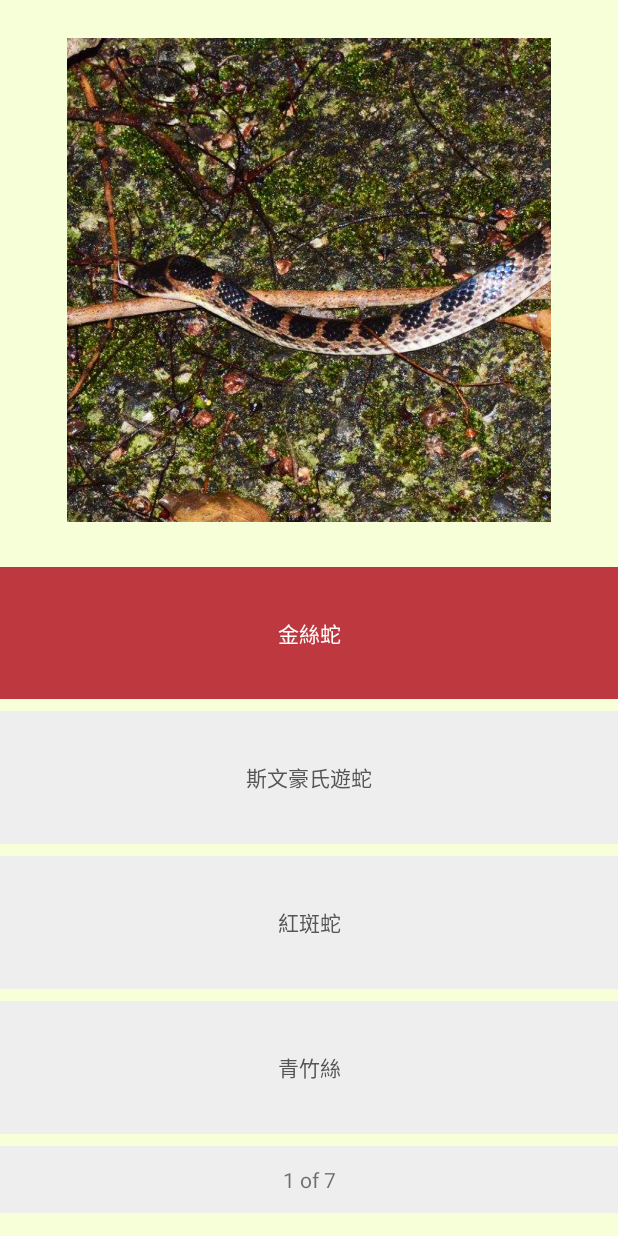
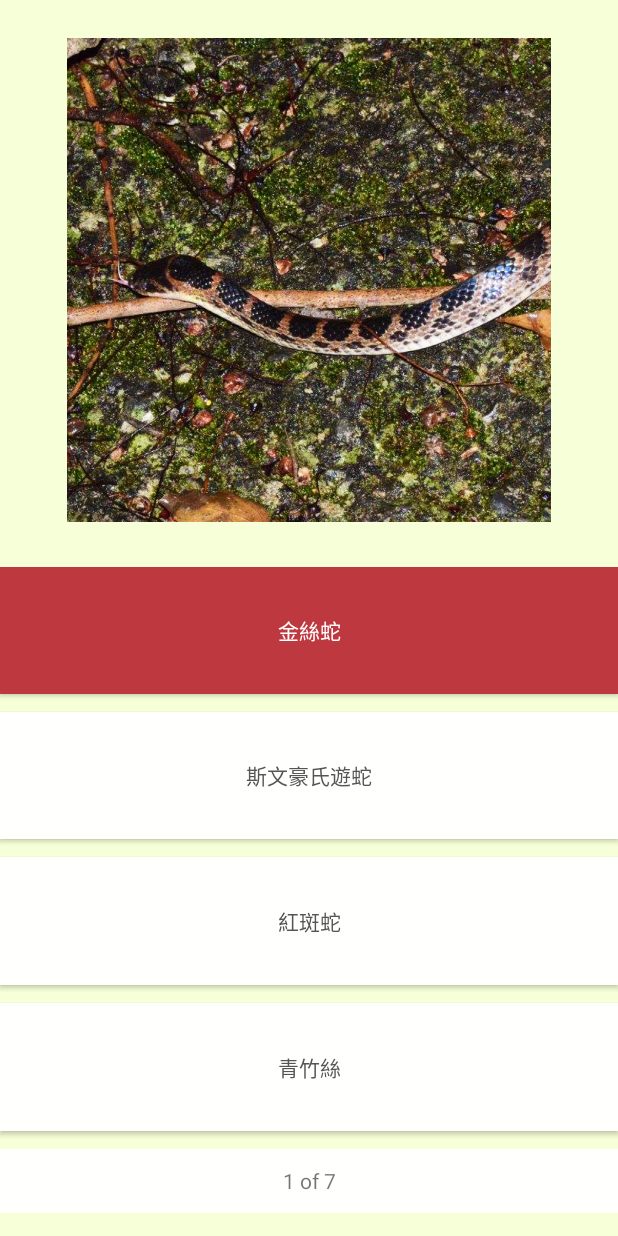
Before and after one commit to k801030/IntroToForest, an Android app: the GameActivity screen opened directly, with no data from a screen before it, after a tap on "金絲蛇", on a phone screen of 412 x 824 dp. Run offline under Robolectric (Android 15) with nearby library versions, the phone set to English and light mode, and no system bars; libraries missing offline, so code that uses them is left out: com.daimajia.androidanimations; 8 statements that could not run were skipped.

Commit message:
design for option view 2

```diff
--- a/app/src/main/java/project/com/introtoforest/view/OptionView.java
+++ b/app/src/main/java/project/com/introtoforest/view/OptionView.java
@@ -10,6 +10,7 @@ import android.view.Gravity;
 import android.view.MotionEvent;
 import android.view.View;
 import android.view.ViewGroup;
+import android.widget.Button;
 import android.widget.LinearLayout;
 import android.widget.TextView;
 
@@ -26,7 +27,7 @@ import project.com.introtoforest.service.GameService;
 public class OptionView extends LinearLayout {
 
     private int background = 0x30000000;
-    private int margins_dp = 8;
+    private int margins_dp = 12;
 
     private static final int OPTION_SIZE = 4;
     private boolean clickable = true;
@@ -93,7 +94,7 @@ public class OptionView extends LinearLayout {
      * Option Item is inside Option View
      */
 
-    public class OptionItem extends TextView {
+    public class OptionItem extends Button {
         private boolean correct;
         private Observable onClickObservable;
 
@@ -153,16 +154,6 @@ public class OptionView extends LinearLayout {
             this.correct = correct;
         }
 
-        /**
-         * set if the option is correct.
-         */
-        public void setCorrectness(boolean c) {
-            correct = c;
-        }
-
-        public boolean getCorrectness() {
-            return correct;
-        }
 
     }
 
--- a/app/src/main/res/drawable/option_default.xml
+++ b/app/src/main/res/drawable/option_default.xml
@@ -1,6 +1,6 @@
 <?xml version="1.0" encoding="utf-8"?>
 <shape xmlns:android="http://schemas.android.com/apk/res/android">
-    <solid android:color="#eeeeef"/>
+    <solid android:color="#fffffe"/>
 
     <padding android:left="0dip" android:top="0dip" android:right="0dip" android:bottom="0dip" />
 
--- a/app/src/main/res/values/dimens.xml
+++ b/app/src/main/res/values/dimens.xml
@@ -2,4 +2,6 @@
     <!-- Default screen margins, per the Android Design guidelines. -->
     <dimen name="activity_horizontal_margin">16dp</dimen>
     <dimen name="activity_vertical_margin">16dp</dimen>
+
+    <dimen name="text_size">14sp</dimen>
 </resources>
```
